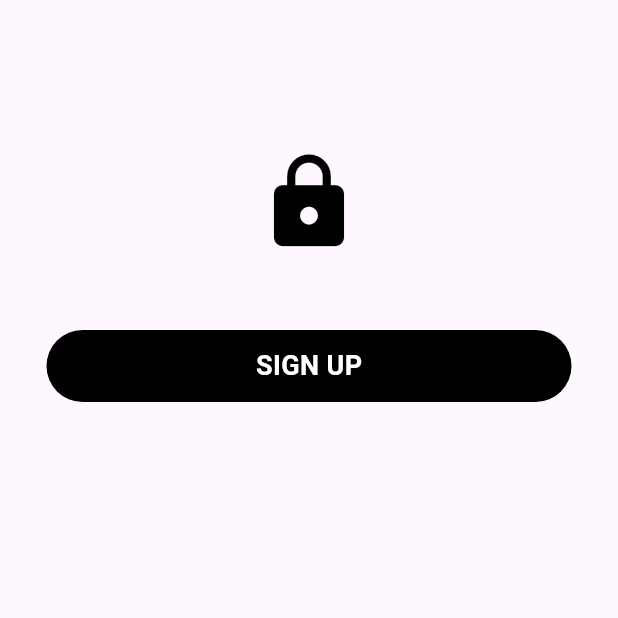
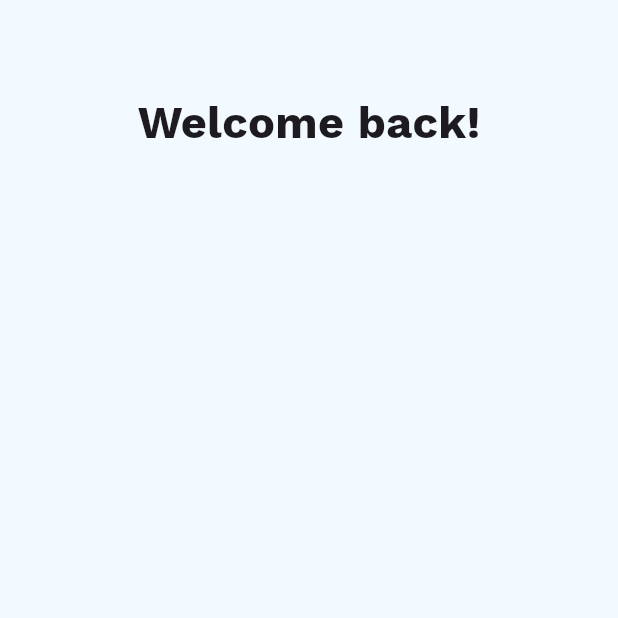
Before and after one commit to Amir-HShahi/JAB-Project, a Flutter app: the screen it shows after launch, on a phone screen of 412 x 824 dp, the top half of it. Run offline on Flutter 3.47's test engine with Material 3 defaults, Android fonts, the phone set to English and light mode, and no system bars; our stand-ins replace google_fonts.

Commit message:
Redesign screen based on figma ui

```diff
--- a/lib/view/sign_up_screen.dart
+++ b/lib/view/sign_up_screen.dart
@@ -1,4 +1,5 @@
 import 'package:flutter/material.dart';
+import 'package:google_fonts/google_fonts.dart';
 
 class SignUpScreen extends StatelessWidget {
   const SignUpScreen({super.key});
@@ -7,29 +8,17 @@ class SignUpScreen extends StatelessWidget {
   Widget build(BuildContext context) {
     return SafeArea(
         child: Scaffold(
+      backgroundColor: const Color(0xfff2faff),
       body: SingleChildScrollView(
-        padding: const EdgeInsets.only(top: 100),
+        padding: const EdgeInsets.only(top: 60, left: 20, right: 20),
         child: SizedBox(
           width: double.infinity,
           child: Column(
             children: [
-              const Icon(Icons.lock, size: 70, color: Colors.black),
+              Text("Welcome back!",
+                  style: GoogleFonts.workSans(
+                      fontWeight: FontWeight.bold, fontSize: 30)),
               const SizedBox(height: 50),
-              Container(
-                height: 48,
-                width: 350,
-                decoration: const BoxDecoration(
-                    color: Colors.black,
-                    borderRadius: BorderRadius.all(Radius.circular(24))),
-                child: const Center(
-                    child: Text(
-                  "SIGN UP",
-                  style: TextStyle(
-                      color: Colors.white,
-                      fontWeight: FontWeight.bold,
-                      fontSize: 18),
-                )),
-              )
             ],
           ),
         ),
--- a/pubspec.yaml
+++ b/pubspec.yaml
@@ -35,6 +35,7 @@ dependencies:
   # The following adds the Cupertino Icons font to your application.
   # Use with the CupertinoIcons class for iOS style icons.
   cupertino_icons: ^1.0.6
+  google_fonts: ^6.2.1
 
 dev_dependencies:
   flutter_test:
```
Also changed, not shown: pubspec.lock.
